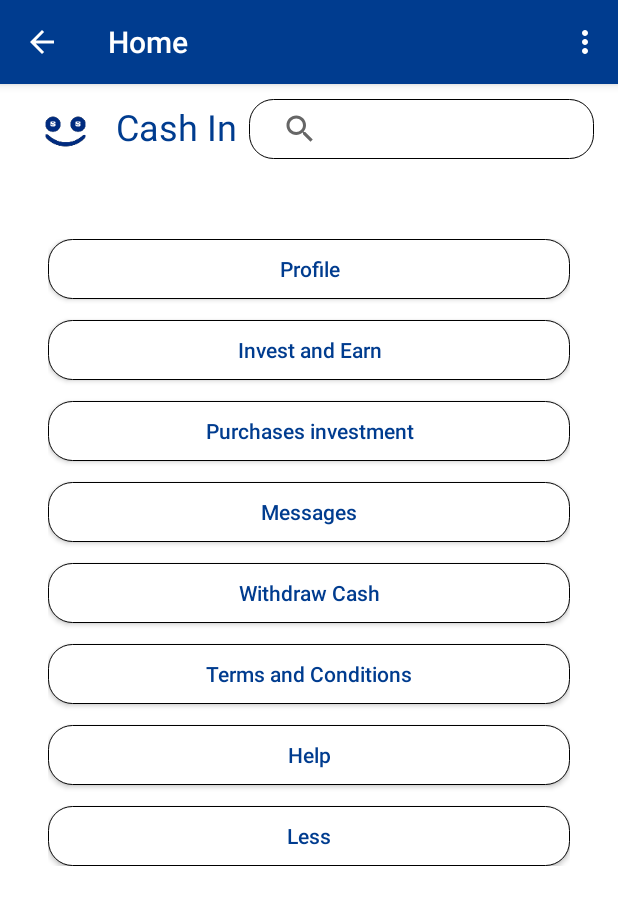
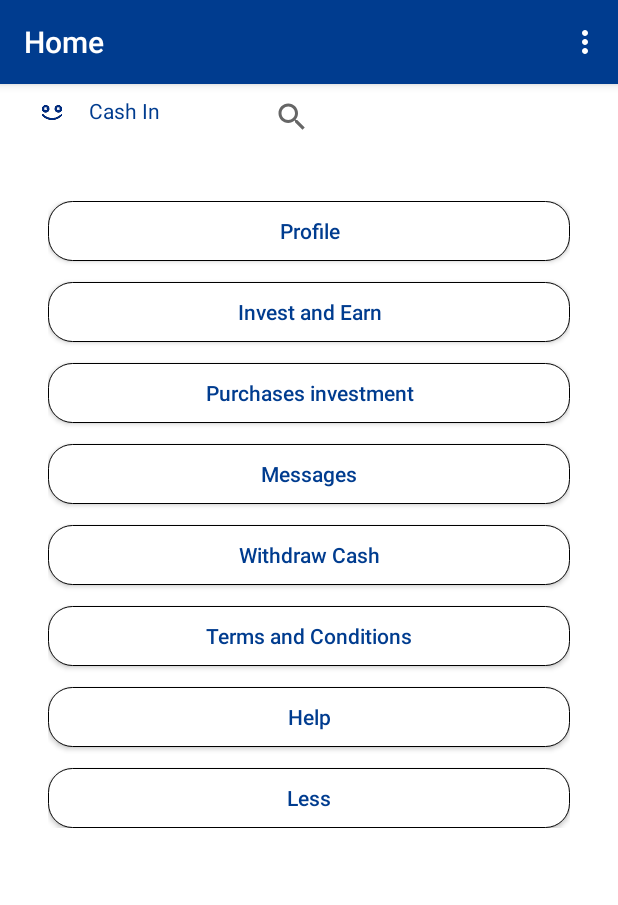
Before and after one commit to Ronald-Saunfe/CashIn, an Android app: the Home_Page screen opened directly, with no data from a screen before it, on a phone screen of 412 x 824 dp. Shown: the top 905 px of the screen. Run offline under Robolectric (Android 15) with nearby library versions, the phone set to English and light mode, and no system bars.

Commit message:
i have made some changes just look at it meenh

```diff
--- a/app/src/main/java/com/example/cashin/Home_Page.java
+++ b/app/src/main/java/com/example/cashin/Home_Page.java
@@ -16,13 +16,12 @@ public class Home_Page extends AppCompatActivity {
         super.onCreate(savedInstanceState);
         setContentView(R.layout.activity_home__page);
 
-        getSupportActionBar().setDisplayHomeAsUpEnabled(true);
-        getSupportActionBar().setDisplayShowHomeEnabled(true);
+        //getSupportActionBar().setDisplayHomeAsUpEnabled(true);
+        //getSupportActionBar().setDisplayShowHomeEnabled(true);
         getSupportActionBar().setTitle("Home");
     }
     @Override
     public boolean onCreateOptionsMenu(Menu menu) {
-
         getMenuInflater().inflate(R.menu.menu_item, menu);
         return true;
     }
@@ -40,6 +39,7 @@ public class Home_Page extends AppCompatActivity {
                 Toast.makeText(Home_Page.this,"coming soon",Toast.LENGTH_LONG).show();
                 return true;
 
+
             default:
                 return super.onOptionsItemSelected(item);
         }
@@ -48,10 +48,11 @@ public class Home_Page extends AppCompatActivity {
     private void showAbout() {
         new AlertDialog.Builder(this)
                 .setTitle("About Cash in")
-                .setMessage("Cash in helps earn more.\n\n\n Version 1.0.1")
+                .setMessage("Cash in helps you to earn more.\n\n\n Version 1.0.1")
                 .setCancelable(false)
                 .setNegativeButton(android.R.string.yes, null)
                 .create().show();
     }
 
+
 }
--- a/app/src/main/res/layout/activity_home__page.xml
+++ b/app/src/main/res/layout/activity_home__page.xml
@@ -6,21 +6,32 @@
     android:layout_height="match_parent"
     tools:context=".Home_Page">
 
+    <androidx.core.widget.NestedScrollView
+        android:layout_width="match_parent"
+        android:layout_height="match_parent"
+        app:layout_constraintBottom_toBottomOf="parent"
+        app:layout_constraintEnd_toEndOf="parent"
+        app:layout_constraintStart_toStartOf="parent"
+        app:layout_constraintTop_toTopOf="parent">
+
+        <androidx.constraintlayout.widget.ConstraintLayout
+            android:layout_width="match_parent"
+            android:layout_height="match_parent">
+
             <SearchView
                 android:id="@+id/search"
-        android:layout_width="230dp"
-        android:layout_height="40dp"
+                android:layout_width="225dp"
+                android:layout_height="24dp"
                 android:layout_marginTop="10dp"
                 android:layout_marginEnd="16dp"
-        android:background="@drawable/my_btn_"
                 android:queryHint="@android:string/search_go"
                 app:layout_constraintEnd_toEndOf="parent"
                 app:layout_constraintTop_toTopOf="parent" />
 
             <ImageView
                 android:id="@+id/imageView4"
-        android:layout_width="51dp"
-        android:layout_height="51dp"
+                android:layout_width="49dp"
+                android:layout_height="26dp"
                 android:layout_marginStart="10dp"
                 android:layout_marginTop="6dp"
                 app:layout_constraintEnd_toStartOf="@+id/textView3"
@@ -30,12 +41,12 @@
 
             <TextView
                 android:id="@+id/textView3"
-        android:layout_width="wrap_content"
-        android:layout_height="wrap_content"
-        android:layout_marginTop="12dp"
+                android:layout_width="0dp"
+                android:layout_height="27dp"
+                android:layout_marginTop="8dp"
                 android:text="Cash In"
                 android:textColor="@color/colorPrimaryDark"
-        android:textSize="24sp"
+                android:textSize="14sp"
                 app:layout_constraintEnd_toStartOf="@+id/search"
                 app:layout_constraintStart_toEndOf="@+id/imageView4"
                 app:layout_constraintTop_toTopOf="parent" />
@@ -44,8 +55,8 @@
                 android:layout_width="match_parent"
                 android:layout_height="wrap_content"
                 android:layout_marginTop="14dp"
+                android:orientation="vertical"
                 android:padding="32dp"
-        android:orientation="vertical"
                 app:layout_constraintEnd_toEndOf="parent"
                 app:layout_constraintStart_toStartOf="parent"
                 app:layout_constraintTop_toBottomOf="@+id/imageView4">
@@ -56,9 +67,10 @@
                     android:layout_height="40dp"
                     android:background="@drawable/my_btn_"
                     android:text="@string/Profile" />
+
                 <View
                     android:layout_width="wrap_content"
-            android:layout_height="14dp"/>
+                    android:layout_height="14dp" />
 
                 <Button
                     android:id="@+id/investment-earns"
@@ -66,9 +78,10 @@
                     android:layout_height="40dp"
                     android:background="@drawable/my_btn_"
                     android:text="Invest and Earn" />
+
                 <View
                     android:layout_width="wrap_content"
-            android:layout_height="14dp"/>
+                    android:layout_height="14dp" />
 
                 <Button
                     android:id="@+id/purchases"
@@ -76,9 +89,10 @@
                     android:layout_height="40dp"
                     android:background="@drawable/my_btn_"
                     android:text="Purchases investment" />
+
                 <View
                     android:layout_width="wrap_content"
-            android:layout_height="14dp"/>
+                    android:layout_height="14dp" />
 
                 <Button
                     android:id="@+id/messages"
@@ -86,9 +100,10 @@
                     android:layout_height="40dp"
                     android:background="@drawable/my_btn_"
                     android:text="@string/Messages" />
+
                 <View
                     android:layout_width="wrap_content"
-            android:layout_height="14dp"/>
+                    android:layout_height="14dp" />
 
                 <Button
                     android:id="@+id/withdrawcash"
@@ -96,9 +111,10 @@
                     android:layout_height="40dp"
                     android:background="@drawable/my_btn_"
                     android:text="Withdraw Cash" />
+
                 <View
                     android:layout_width="wrap_content"
-            android:layout_height="14dp"/>
+                    android:layout_height="14dp" />
 
                 <Button
                     android:id="@+id/terms-conditions"
@@ -106,9 +122,10 @@
                     android:layout_height="40dp"
                     android:background="@drawable/my_btn_"
                     android:text="Terms and Conditions" />
+
                 <View
                     android:layout_width="wrap_content"
-            android:layout_height="14dp"/>
+                    android:layout_height="14dp" />
 
                 <Button
                     android:id="@+id/Help"
@@ -116,9 +133,10 @@
                     android:layout_height="40dp"
                     android:background="@drawable/my_btn_"
                     android:text="Help" />
+
                 <View
                     android:layout_width="wrap_content"
-            android:layout_height="14dp"/>
+                    android:layout_height="14dp" />
 
                 <Button
                     android:id="@+id/Less"
@@ -128,3 +146,5 @@
                     android:text="@string/Less" />
             </LinearLayout>
         </androidx.constraintlayout.widget.ConstraintLayout>
+    </androidx.core.widget.NestedScrollView>
+</androidx.constraintlayout.widget.ConstraintLayout>
--- a/app/src/main/res/layout/activity_main.xml
+++ b/app/src/main/res/layout/activity_main.xml
@@ -58,7 +58,9 @@
         style="?android:attr/progressBarStyle"
         android:layout_width="40dp"
         android:layout_height="34dp"
-        android:layout_marginTop="170dp"
+        android:layout_marginTop="100dp"
+        android:layout_marginBottom="220dp"
+        app:layout_constraintBottom_toBottomOf="parent"
         app:layout_constraintEnd_toEndOf="parent"
         app:layout_constraintHorizontal_bias="0.514"
         app:layout_constraintStart_toStartOf="parent"
```
Also changed, not shown: app/src/main/java/com/example/cashin/RegisterActivity.java (+14 -0 lines), app/src/main/java/com/example/cashin/ui/login/LoginActivity.java (+12 -0 lines), app/src/main/res/layout/activity_login.xml (+18 -8 lines), app/src/main/res/layout/activity_register.xml (+13 -3 lines). Lines whose indentation alone changed are shown as unchanged.
